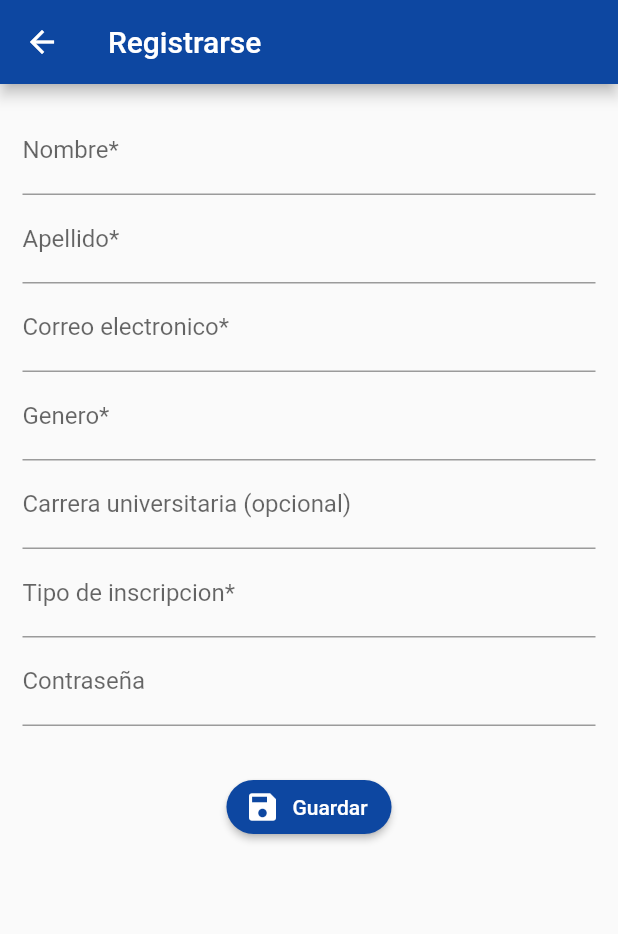
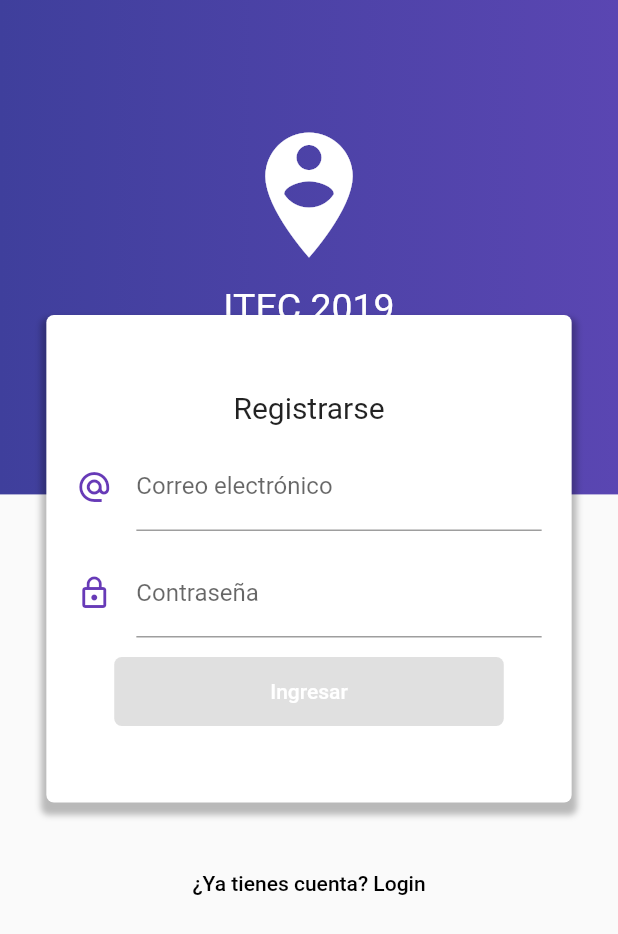
Before and after one commit to fabiola29298/ITECappFrontend, a Flutter app: the SignInPage screen opened by its route, on a phone screen of 412 x 824 dp. Shown: the top 934 px of the screen. Run offline on Flutter 3.47's test engine with Material 2 defaults, Android fonts, the phone set to English and light mode, and no system bars; our stand-ins replace rxdart, shared_preferences; accounts and stored records are empty; Roboto replaces fonts that are missing (Hind).

Commit message:
agregando coneccion para login y registro de usuarios

```diff
--- a/lib/src/pages/pantalla_principal/sign_in_page.dart
+++ b/lib/src/pages/pantalla_principal/sign_in_page.dart
@@ -1,157 +1,216 @@
 import 'package:flutter/material.dart';
 
-//import 'package:itec_app/src/utils/utils.dart' as utils;
-class SignInPage extends StatefulWidget {
-  @override
-  _SignInPageState createState() => _SignInPageState();
-}
+import 'package:itec_app/src/bloc/provider.dart';
+import 'package:itec_app/src/providers/person_provider.dart';
+import 'package:itec_app/src/utils/utils.dart';
 
-class _SignInPageState extends State<SignInPage> {
-   final formKey     = GlobalKey<FormState>();
-  final scaffoldKey = GlobalKey<ScaffoldState>();
-
+class SignInPage extends StatelessWidget {
+    final personProvider = new PersonProvider();
   @override
   Widget build(BuildContext context) {
-        return Scaffold(
-          key: scaffoldKey,
-          appBar: AppBar(
-            title: Text('Registrarse'),
-
-          ),
-          body:    SingleChildScrollView(
-            child: Container(
-              padding: EdgeInsets.all(15.0),
-              child: Form(
-                key: formKey,
-                child: Column(
-                  children: <Widget>[
-                    _crearNombre(),
-                    _crearApellido(),
-                    _crearCorreo(),
-                    _crearGenero(),
-                    _crearCarreraU(),
-                    _crearTipoInscripcion(),
-                    _crearPassword(),
-                    SizedBox(height: 20.0,) ,
-                    _crearBoton()
-                  ],
-                ),
-              ),
-            ),
-          ),
+    return Scaffold(
+      body: Stack(
+        children: <Widget>[
+          _crearFondo( context ),
+          _registerForm( context ),
+        ],
+      )
     );
   }
 
-  Widget _crearNombre() {
+  Widget _registerForm(BuildContext context) {
 
-    return TextFormField(
-      textCapitalization: TextCapitalization.sentences,
-      decoration: InputDecoration(
-        labelText: 'Nombre*'
+    final bloc = Provider.of(context);
+    final size = MediaQuery.of(context).size;
+
+    return SingleChildScrollView(
+      child: Column(
+        children: <Widget>[
+
+          SafeArea(
+            child: Container(
+              height: 180.0,
+            ),
+          ),
+
+          Container(
+            width: size.width * 0.85,
+            margin: EdgeInsets.symmetric(vertical: 30.0),
+            padding: EdgeInsets.symmetric( vertical: 50.0 ),
+            decoration: BoxDecoration(
+              color: Colors.white,
+              borderRadius: BorderRadius.circular(5.0),
+              boxShadow: <BoxShadow>[
+                BoxShadow(
+                  color: Colors.black26,
+                  blurRadius: 3.0,
+                  offset: Offset(0.0, 5.0),
+                  spreadRadius: 3.0
+                )
+              ]
+            ),
+            child: Column(
+              children: <Widget>[
+                Text('Registrarse', style: TextStyle(fontSize: 20.0)),
+                SizedBox( height: 12.0 ),
+                _crearEmail( bloc ),
+                SizedBox( height: 12.0 ),
+                _crearPassword( bloc ),
+                SizedBox( height: 12.0 ),
+                _crearBoton( bloc )
+              ],
+            ),
+
+          ),
+          FlatButton(
+            child: Text('¿Ya tienes cuenta? Login'),
+            onPressed: ()=> Navigator.pushReplacementNamed(context, 'login'),
+          ),
+          SizedBox( height: 100.0 )
+
+        ],
       ),
-      validator: (value) {
-        if ( value.length < 3 ) {
-          return 'Ingrese solo sus nombres';
-        } else {
-          return null;
-        }
+    );
+
+
+  }
+
+  Widget _crearEmail(LoginBloc bloc) {
+
+    return StreamBuilder(
+      stream: bloc.emailStream,
+      builder: (BuildContext context, AsyncSnapshot snapshot){
+
+      return Container(
+        padding: EdgeInsets.symmetric(horizontal: 20.0),
+
+        child: TextField(
+          keyboardType: TextInputType.emailAddress,
+          decoration: InputDecoration(
+            icon: Icon( Icons.alternate_email, color: Colors.deepPurple ),
+            hintText: 'ejemplo@correo.com',
+            labelText: 'Correo electrónico',
+            //counterText: snapshot.data,
+            errorText: snapshot.error
+          ),
+          onChanged: bloc.changeEmail,
+        ),
+
+      );
+
+
       },
+    );
 
+
+  }
+
+
+  Widget _crearPassword(LoginBloc bloc) {
+
+    return StreamBuilder(
+      stream: bloc.passwordStream,
+      builder: (BuildContext context, AsyncSnapshot snapshot){
+
+        return Container(
+          padding: EdgeInsets.symmetric(horizontal: 20.0),
+
+          child: TextField(
+            obscureText: true,
+            decoration: InputDecoration(
+              icon: Icon( Icons.lock_outline, color: Colors.deepPurple ),
+              labelText: 'Contraseña',
+              //counterText: snapshot.data,
+              errorText: snapshot.error
+            ),
+            onChanged: bloc.changePassword,
+          ),
+
+        );
+
+      },
+    );
+
+
+  }
+
+  Widget _crearBoton( LoginBloc bloc) {
+
+    // formValidStream
+    // snapshot.hasData
+    //  true ? algo si true : algo si false
+
+    return StreamBuilder(
+      stream: bloc.formValidStream,
+      builder: (BuildContext context, AsyncSnapshot snapshot){
+
+        return RaisedButton(
+          child: Container(
+            padding: EdgeInsets.symmetric( horizontal: 80.0, vertical: 15.0),
+            child: Text('Ingresar'),
+          ),
+          shape: RoundedRectangleBorder(
+            borderRadius: BorderRadius.circular(5.0)
+          ),
+          elevation: 0.0,
+          color: Colors.deepPurple,
+          textColor: Colors.white,
+          onPressed: snapshot.hasData ? ()=> _register(bloc, context) : null
+        );
+      },
+    );
+  }
+
+   _register(LoginBloc bloc, BuildContext context) async {
+
+    Map info = await personProvider.nuevoUsuario(bloc.email, bloc.password );
+
+    if ( info['ok'] ) {
+       Navigator.pushReplacementNamed(context, '/');
+    } else {
+      mostrarAlerta( context, info['mensaje'] );
+    }
+
+  }
+
+
+  Widget _crearFondo(BuildContext context) {
+
+    final size = MediaQuery.of(context).size;
+
+    final fondoModaro = Container(
+      height: size.height * 0.4,
+      width: double.infinity,
+      decoration: BoxDecoration(
+        gradient: LinearGradient(
+          colors: <Color> [
+            Color.fromRGBO(63, 63, 156, 1.0),
+            Color.fromRGBO(90, 70, 178, 1.0)
+          ]
+        )
+      ),
+    );
+
+
+
+
+    return Stack(
+      children: <Widget>[
+        fondoModaro,
+        Container(
+          padding: EdgeInsets.only(top: 80.0),
+          child: Column(
+            children: <Widget>[
+              Icon( Icons.person_pin_circle, color: Colors.white, size: 100.0 ),
+              SizedBox( height: 10.0, width: double.infinity ),
+              Text('ITEC 2019', style: TextStyle( color: Colors.white, fontSize: 25.0 ))
+            ],
+          ),
+        )
+
+      ],
     );
 
   }
 
-  Widget _crearApellido(){
-    return TextFormField(
-      textCapitalization: TextCapitalization.sentences,
-      decoration: InputDecoration(
-        labelText: 'Apellido*'
-      ),
-    );
-
-  }
-  Widget _crearCorreo(){
-    return TextFormField(
-      textCapitalization: TextCapitalization.sentences,
-      decoration: InputDecoration(
-        labelText: 'Correo electronico*'
-      ),
-    );
-  }
-  Widget _crearGenero(){
-    return TextFormField(
-      textCapitalization: TextCapitalization.sentences,
-      decoration: InputDecoration(
-        labelText: 'Genero*'
-      ),
-    );
-  }
-  Widget _crearCarreraU(){
-    return TextFormField(
-      textCapitalization: TextCapitalization.sentences,
-      decoration: InputDecoration(
-        labelText: 'Carrera universitaria (opcional)'
-      ),
-    );
-  }
-  Widget _crearTipoInscripcion(){
-    return TextFormField(
-      textCapitalization: TextCapitalization.sentences,
-      decoration: InputDecoration(
-        labelText: 'Tipo de inscripcion*'
-      ),
-    );
-  }
-  Widget _crearPassword(){
-    return TextFormField(
-      textCapitalization: TextCapitalization.sentences,
-      decoration: InputDecoration(
-        labelText: 'Contraseña'
-      ),
-    );
-   }
-  /*
-  Widget _crearPrecio() {
-    return TextFormField(
-     // initialValue: producto.valor.toString(),
-      keyboardType: TextInputType.numberWithOptions(decimal: true),
-      decoration: InputDecoration(
-        labelText: 'Precio'
-      ),
-     /* onSaved: (value) => producto.valor = double.parse(value),
-     */
-       validator: (value) {
-
-        if ( utils.isNumeric(value)  ) {
-          return null;
-        } else {
-          return 'Sólo números';
-        }
-
-      },
-
-    );
-  }
-  */
-  Widget _crearBoton() {
-    return Container(
-      padding: EdgeInsets.symmetric(vertical: 10.0, horizontal: 10.0),
-      child: RaisedButton.icon(
-        shape: RoundedRectangleBorder(
-          borderRadius: BorderRadius.circular(20.0)
-        ),
-        textColor: Colors.white,
-        label: Text('Guardar'),
-        icon: Icon( Icons.save ),
-        onPressed: _submit,
-      ),
-    );
-  }
-
-    void _submit() async {
-      if ( !formKey.currentState.validate() ) return;
-      formKey.currentState.save();
-      print('Todo Ok@');
-
-  }
 }
--- a/lib/src/providers/activities_provider.dart
+++ b/lib/src/providers/activities_provider.dart
@@ -1,7 +1,6 @@
 import 'package:http/http.dart' as http;
 
 import 'dart:convert';
-
 import 'package:itec_app/src/models/activity_model.dart';
 
 class ActivitiesProvider{
```
Also changed, not shown: lib/src/pages/pantalla_principal/log_in_page.dart (+25 -17 lines), lib/src/providers/person_provider.dart (+24 -38 lines).
